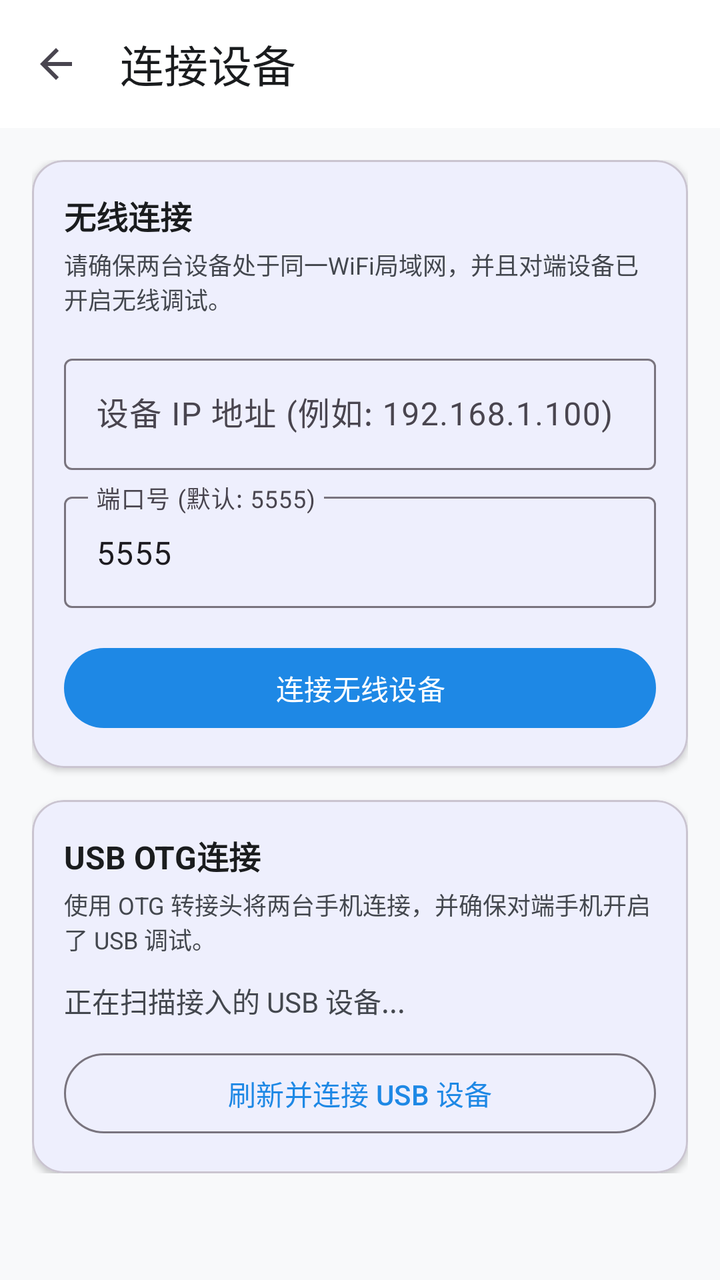
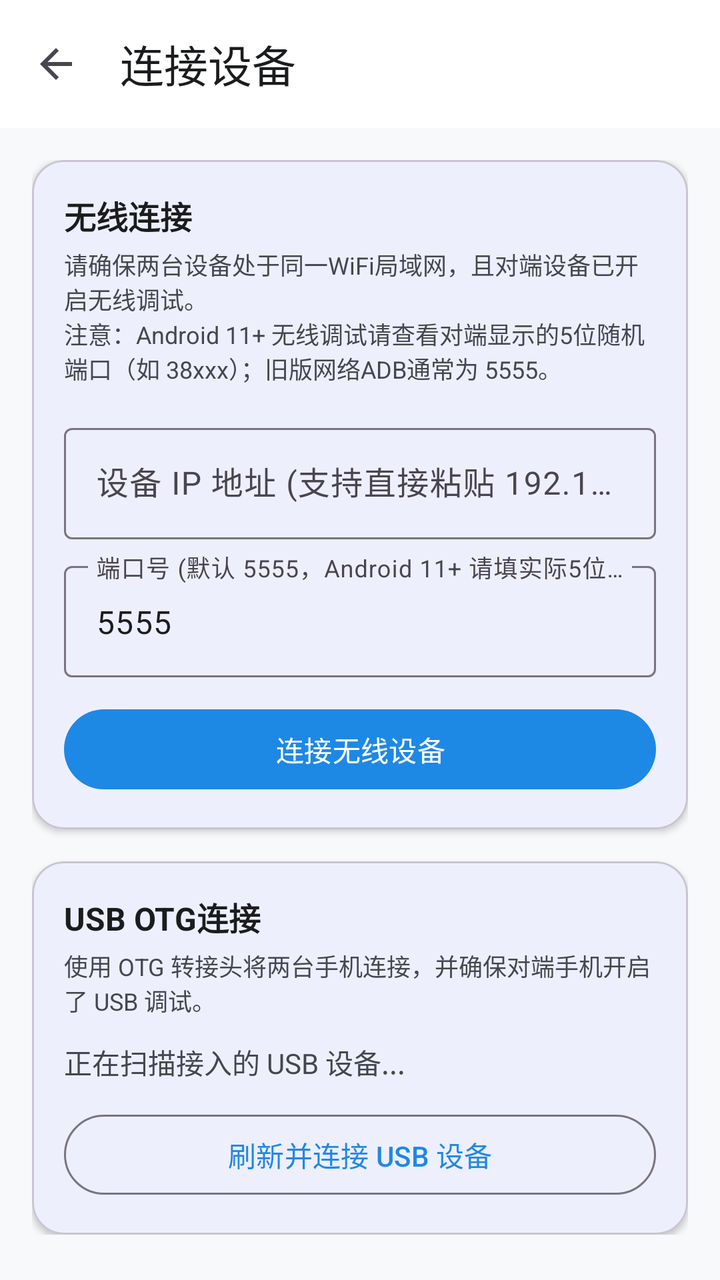

Two renders of the same Android screen: before a commit and after it. Below are the layout's source before the change and the commit's diff.
<!-- AndroidManifest.xml: application theme Theme.ADBToolbox -->
<!-- res/layout/activity_connect.xml -->
<?xml version="1.0" encoding="utf-8"?>
<LinearLayout xmlns:android="http://schemas.android.com/apk/res/android"
    xmlns:app="http://schemas.android.com/apk/res-auto"
    android:layout_width="match_parent"
    android:layout_height="match_parent"
    android:background="@color/background"
    android:orientation="vertical">

    <com.google.android.material.appbar.MaterialToolbar
        android:id="@+id/toolbar"
        android:layout_width="match_parent"
        android:layout_height="?attr/actionBarSize"
        android:background="@color/surface"
        app:navigationIcon="?attr/homeAsUpIndicator"
        app:title="连接设备"
        app:titleTextColor="@color/text_primary" />

    <ScrollView
        android:layout_width="match_parent"
        android:layout_height="match_parent">

        <LinearLayout
            android:layout_width="match_parent"
            android:layout_height="wrap_content"
            android:orientation="vertical"
            android:padding="16dp">

            
            <com.google.android.material.card.MaterialCardView
                android:layout_width="match_parent"
                android:layout_height="wrap_content"
                app:cardCornerRadius="16dp"
                app:cardElevation="2dp">

                <LinearLayout
                    android:layout_width="match_parent"
                    android:layout_height="wrap_content"
                    android:orientation="vertical"
                    android:padding="16dp">

                    <TextView
                        android:layout_width="wrap_content"
                        android:layout_height="wrap_content"
                        android:text="@string/wireless_connect"
                        android:textColor="@color/text_primary"
                        android:textSize="16sp"
                        android:textStyle="bold" />

                    <TextView
                        android:layout_width="wrap_content"
                        android:layout_height="wrap_content"
                        android:layout_marginTop="4dp"
                        android:text="请确保两台设备处于同一WiFi局域网，并且对端设备已开启无线调试。"
                        android:textColor="@color/text_secondary"
                        android:textSize="12sp" />

                    <com.google.android.material.textfield.TextInputLayout
                        android:layout_width="match_parent"
                        android:layout_height="wrap_content"
                        android:layout_marginTop="16dp"
                        android:hint="设备 IP 地址 (例如: 192.168.1.100)">

                        <com.google.android.material.textfield.TextInputEditText
                            android:id="@+id/etIpAddress"
                            android:layout_width="match_parent"
                            android:layout_height="wrap_content"
                            android:inputType="textUri" />
                    </com.google.android.material.textfield.TextInputLayout>

                    <com.google.android.material.textfield.TextInputLayout
                        android:layout_width="match_parent"
                        android:layout_height="wrap_content"
                        android:layout_marginTop="8dp"
                        android:hint="端口号 (默认: 5555)">

                        <com.google.android.material.textfield.TextInputEditText
                            android:id="@+id/etPort"
                            android:layout_width="match_parent"
                            android:layout_height="wrap_content"
                            android:inputType="number"
                            android:text="5555" />
                    </com.google.android.material.textfield.TextInputLayout>

                    <com.google.android.material.button.MaterialButton
                        android:id="@+id/btnConnectWifi"
                        android:layout_width="match_parent"
                        android:layout_height="wrap_content"
                        android:layout_marginTop="16dp"
                        android:text="连接无线设备" />

                </LinearLayout>

            </com.google.android.material.card.MaterialCardView>

            
            <com.google.android.material.card.MaterialCardView
                android:layout_width="match_parent"
                android:layout_height="wrap_content"
                android:layout_marginTop="16dp"
                app:cardCornerRadius="16dp"
                app:cardElevation="2dp">

                <LinearLayout
                    android:layout_width="match_parent"
                    android:layout_height="wrap_content"
                    android:orientation="vertical"
                    android:padding="16dp">

                    <TextView
                        android:layout_width="wrap_content"
                        android:layout_height="wrap_content"
                        android:text="@string/usb_otg_connect"
                        android:textColor="@color/text_primary"
                        android:textSize="16sp"
                        android:textStyle="bold" />

                    <TextView
                        android:layout_width="wrap_content"
                        android:layout_height="wrap_content"
                        android:layout_marginTop="4dp"
                        android:text="使用 OTG 转接头将两台手机连接，并确保对端手机开启了 USB 调试。"
                        android:textColor="@color/text_secondary"
                        android:textSize="12sp" />

                    <TextView
                        android:id="@+id/tvUsbDevices"
                        android:layout_width="wrap_content"
                        android:layout_height="wrap_content"
                        android:layout_marginTop="12dp"
                        android:text="正在扫描接入的 USB 设备..."
                        android:textColor="@color/text_secondary" />

                    <com.google.android.material.button.MaterialButton
                        android:id="@+id/btnScanUsb"
                        style="@style/Widget.Material3.Button.OutlinedButton"
                        android:layout_width="match_parent"
                        android:layout_height="wrap_content"
                        android:layout_marginTop="12dp"
                        android:text="刷新并连接 USB 设备" />

                </LinearLayout>

            </com.google.android.material.card.MaterialCardView>

        </LinearLayout>

    </ScrollView>

</LinearLayout>
<!-- resources referenced by this layout -->
<resources>
  <color name="background">#F8F9FA</color>
  <color name="surface">#FFFFFF</color>
  <color name="text_primary">#1A1C1E</color>
  <color name="text_secondary">#43474E</color>
  <string name="usb_otg_connect">USB OTG连接</string>
  <string name="wireless_connect">无线连接</string>
  <style name="Theme.ADBToolbox" parent="Theme.Material3.DayNight.NoActionBar">
          <item name="colorPrimary">@color/primary</item>
          <item name="colorOnPrimary">#FFFFFF</item>
          <item name="colorPrimaryContainer">@color/primary_container</item>
          <item name="colorOnPrimaryContainer">@color/on_primary_container</item>
          <item name="colorSecondary">@color/accent</item>
          <item name="android:statusBarColor">@color/surface</item>
          <item name="android:windowLightStatusBar">true</item>
          <item name="android:colorBackground">@color/background</item>
      </style>
  <color name="primary">#1E88E5</color>
  <color name="primary_container">#D0E4FF</color>
  <color name="on_primary_container">#001D36</color>
  <color name="accent">#00ACC1</color>
</resources>

<!-- the commit's change to res/layout/activity_connect.xml (unified diff, before → after) -->
@@ -50,7 +50,7 @@
                         android:layout_width="wrap_content"
                         android:layout_height="wrap_content"
                         android:layout_marginTop="4dp"
-                        android:text="请确保两台设备处于同一WiFi局域网，并且对端设备已开启无线调试。"
+                        android:text="请确保两台设备处于同一WiFi局域网，且对端设备已开启无线调试。\n注意：Android 11+ 无线调试请查看对端显示的5位随机端口（如 38xxx）；旧版网络ADB通常为 5555。"
                         android:textColor="@color/text_secondary"
                         android:textSize="12sp" />
 
@@ -58,7 +58,7 @@
                         android:layout_width="match_parent"
                         android:layout_height="wrap_content"
                         android:layout_marginTop="16dp"
-                        android:hint="设备 IP 地址 (例如: 192.168.1.100)">
+                        android:hint="设备 IP 地址 (支持直接粘贴 192.168.1.100:38421)">
 
                         <com.google.android.material.textfield.TextInputEditText
                             android:id="@+id/etIpAddress"
@@ -71,7 +71,7 @@
                         android:layout_width="match_parent"
                         android:layout_height="wrap_content"
                         android:layout_marginTop="8dp"
-                        android:hint="端口号 (默认: 5555)">
+                        android:hint="端口号 (默认 5555，Android 11+ 请填实际5位端口)">
 
                         <com.google.android.material.textfield.TextInputEditText
                             android:id="@+id/etPort"
@@ -81,12 +81,39 @@
                             android:text="5555" />
                     </com.google.android.material.textfield.TextInputLayout>
 
+                    <TextView
+                        android:id="@+id/tvWifiStatus"
+                        android:layout_width="match_parent"
+                        android:layout_height="wrap_content"
+                        android:layout_marginTop="8dp"
+                        android:textColor="@color/primary"
+                        android:textSize="13sp"
+                        android:visibility="gone" />
+
                     <com.google.android.material.button.MaterialButton
                         android:id="@+id/btnConnectWifi"
                         android:layout_width="match_parent"
                         android:layout_height="wrap_content"
+                        android:layout_marginTop="12dp"
+                        android:text="连接无线设备" />
+
+                    
+                    <TextView
+                        android:id="@+id/tvHistoryTitle"
+                        android:layout_width="wrap_content"
+                        android:layout_height="wrap_content"
                         android:layout_marginTop="16dp"
-                        android:text="连接无线设备" />
+                        android:text="历史连接"
+                        android:textColor="@color/text_secondary"
+                        android:textSize="12sp"
+                        android:visibility="gone" />
+
+                    <com.google.android.material.chip.ChipGroup
+                        android:id="@+id/chipGroupHistory"
+                        android:layout_width="match_parent"
+                        android:layout_height="wrap_content"
+                        android:layout_marginTop="4dp"
+                        android:visibility="gone" />
 
                 </LinearLayout>
 
